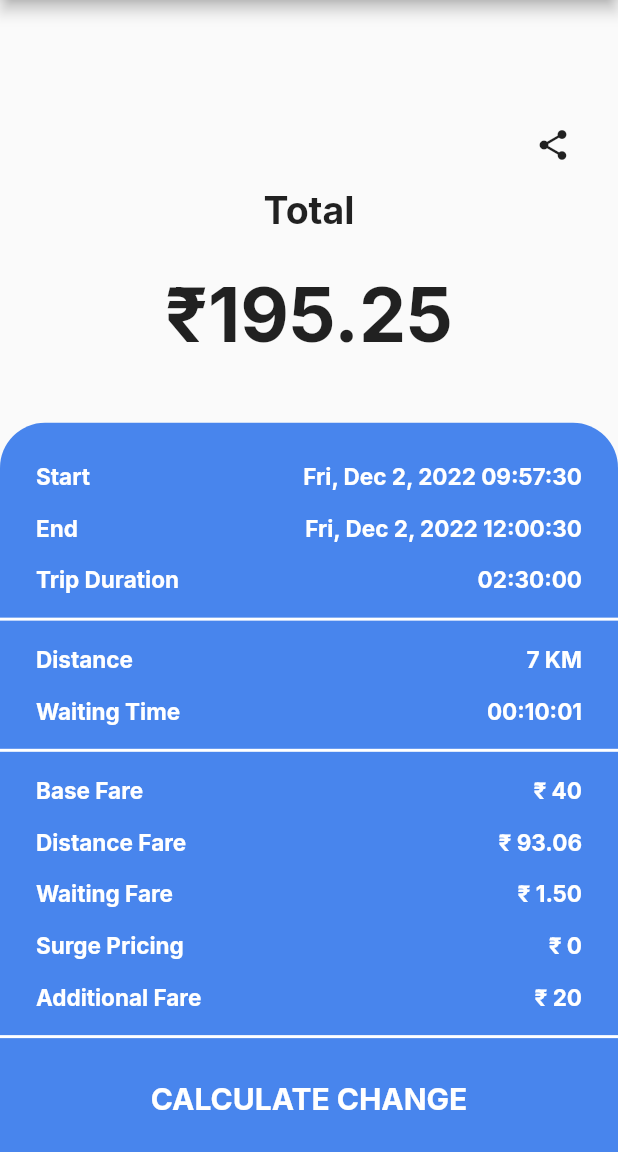
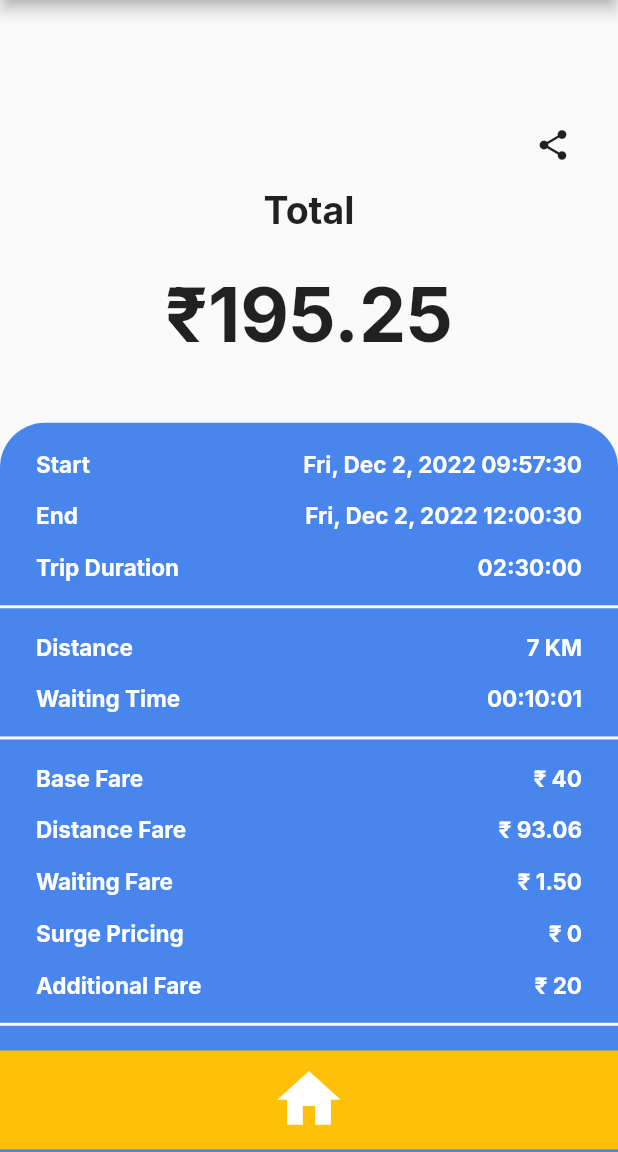
Before and after one commit to TharikFAD/rickshaw_ui_design, a Flutter app: the RiderInfoPage screen opened by its route, on a phone screen of 412 x 824 dp, the part 84-1236 px from its top. Run offline on Flutter 3.47's test engine with Material 2 defaults, Android fonts, the phone set to English and light mode, and no system bars; our stand-ins replace google_fonts, google_maps_flutter, intl_phone_field, otp_text_field; missing offline and left inert: dart:html.

Commit message:
Calculate change button has been replaced by Home button

```diff
--- a/lib/pages/homePage/widgets/rideInfoDetails.dart
+++ b/lib/pages/homePage/widgets/rideInfoDetails.dart
@@ -1,7 +1,10 @@
 // ignore_for_file: prefer_const_constructors, prefer_const_literals_to_create_immutables, sort_child_properties_last, unused_field
+
+import 'dart:html';
 
 import 'package:flutter/material.dart';
 import 'package:google_fonts/google_fonts.dart';
+import 'package:meter_app/routes/route_name.dart';
 
 class RideInfoDetails extends StatelessWidget {
   const RideInfoDetails({super.key});
@@ -338,24 +341,41 @@
             ),
 
             //Calculate Change
+            //   InkWell(
+            //     onTap: () {},
+            //     child: Container(
+            //       height: size.height * 0.06,
+            //       width: size.width * 0.7,
+            //       decoration: BoxDecoration(
+            //         borderRadius: BorderRadius.circular(12),
+            //       ),
+            //       child: Center(
+            //           child: Text(
+            //         'CALCULATE CHANGE',
+            //         style: GoogleFonts.inter(
+            //             fontSize: 20,
+            //             color: Colors.white,
+            //             fontWeight: FontWeight.w700),
+            //       )),
+            //     ),
+            //   ),
+
+            //Home Button
             InkWell(
-              onTap: () {},
+              onTap: () {
+                Navigator.popAndPushNamed(context, homeScreenRoute);
+              },
               child: Container(
-                height: size.height * 0.06,
-                width: size.width * 0.7,
-                decoration: BoxDecoration(
-                  borderRadius: BorderRadius.circular(12),
+                height: size.height * 0.08,
+                width: size.height,
+                decoration: BoxDecoration(color: Colors.amber),
+                child: Icon(
+                  Icons.home,
+                  size: 50,
+                  color: Colors.white,
                 ),
-                child: Center(
-                    child: Text(
-                  'CALCULATE CHANGE',
-                  style: GoogleFonts.inter(
-                      fontSize: 20,
-                      color: Colors.white,
-                      fontWeight: FontWeight.w700),
-                )),
               ),
-            ),
+            )
           ],
         ),
       ),
```
Also changed, not shown: lib/pages/homePage/homePageCont/completeRide.dart (+75 -4 lines).
